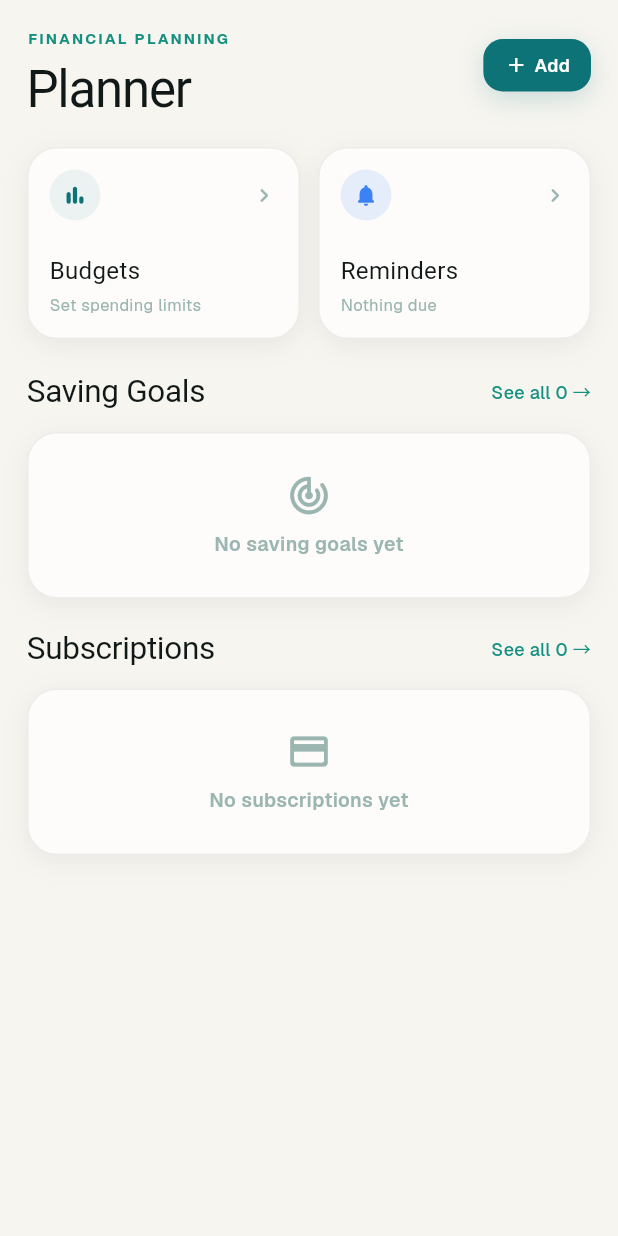
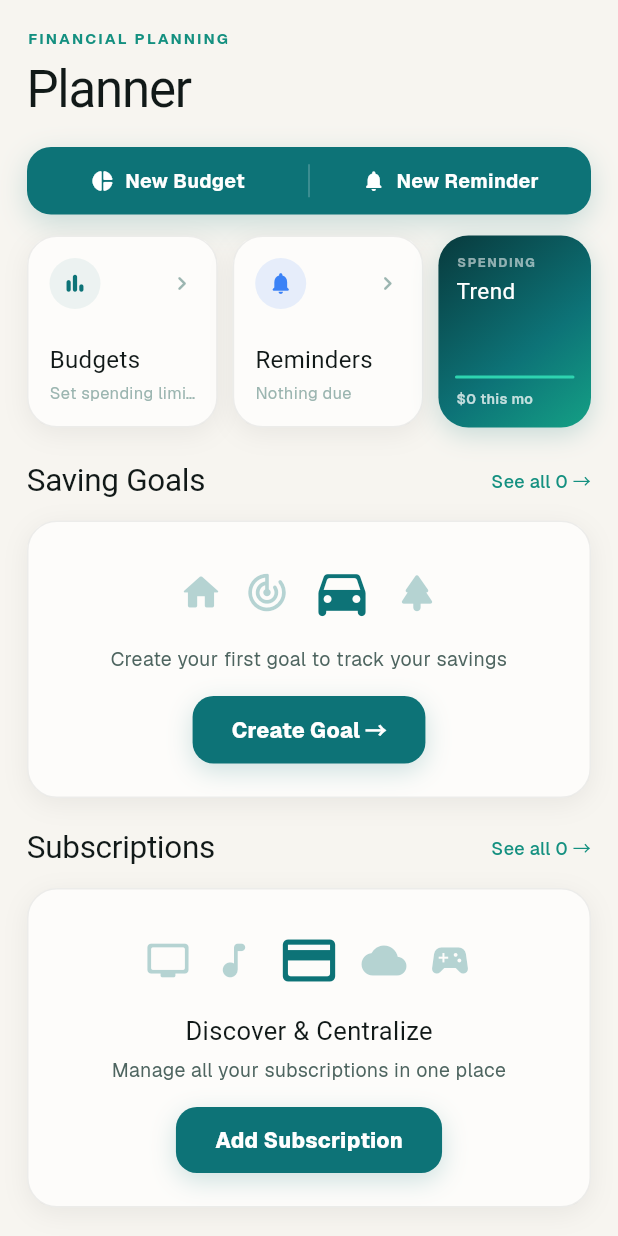
Before and after one commit to Mighiana/SplitSmart, a Flutter app: the PlannerScreen screen opened directly, on a phone screen of 412 x 824 dp. Run offline on Flutter 3.47's test engine with Material 3 defaults, Android fonts, the phone set to English and light mode, and no system bars; drawn by our look-alikes of flutter_animate; our stand-ins replace cloud_firestore, cloud_functions, confetti, file_picker, firebase_analytics, firebase_auth and 20 more; missing offline and left inert: app_settings, firebase_app_check, mobile_scanner; accounts and stored records are empty; Roboto replaces fonts that are missing (Gloock).

Commit message:
Planner: quick-action bar, 3-tile bento with trend sparkline, illustrated empty states
Implements the owner's mockup (in app design tokens, nav untouched):
- Full-width teal quick-action pill under the header: New Budget | New Reminder
  (replaces the small "+ Add" sheet button; goals/subs keep their section CTAs)
- Bento row is now 3 tiles: Budgets (top-budget progress RING), Reminders
  (overdue chip + next due), and a dark Spending Trend tile with a 6-month
  sparkline (custom painter) that opens the full charts screen
- Illustrated empty states: Saving Goals (home/target/car/park icon row +
  "Create Goal" CTA) and Subscriptions ("Discover & Centralize" + icon cluster
  + "Add Subscription" CTA)
- Removed now-dead _showAddSheet/_addOption/_progressBar/_emptyTile

flutter analyze clean, 67 tests pass.

Co-Authored-By: Claude Fable 5 <noreply@anthropic.com>

```diff
--- a/lib/screens/planner_screen.dart
+++ b/lib/screens/planner_screen.dart
@@ -10,6 +10,8 @@ import 'reminders_screen.dart';
 import 'subscriptions_screen.dart';
 import 'saving_goals_screen.dart';
 import 'budget_screen.dart';
+import 'new_budget_screen.dart';
+import 'personal_charts_screen.dart';
 
 class PlannerScreen extends StatelessWidget {
   const PlannerScreen({super.key});
@@ -78,6 +80,19 @@ class PlannerScreen extends StatelessWidget {
     final reminders = state.reminders;
     final budgets = state.budgets;
 
+    // Mini spending trend (last 6 months, dominant currency) for the bento
+    // performance tile.
+    final trendCur = state.homeCurrency ??
+        (state.wallets.keys.isNotEmpty ? state.wallets.keys.first : 'USD');
+    final trendVals = List<double>.filled(6, 0);
+    for (final t in state.allTransactionsWithGroupShares) {
+      if (t.type.toLowerCase() != 'expense' || t.currency != trendCur) continue;
+      final d = t.rawDate;
+      if (d == null) continue;
+      final diff = (now.year - d.year) * 12 + (now.month - d.month);
+      if (diff >= 0 && diff < 6) trendVals[5 - diff] += t.amount;
+    }
+
     // Monthly subscription cost — dominant currency.
     final monthlyCosts = state.subscriptionMonthlyCostByCurrency;
     final subsPrimary = monthlyCosts.entries.isEmpty
@@ -104,7 +119,12 @@ class PlannerScreen extends StatelessWidget {
                 .animate()
                 .fade(duration: 280.ms)
                 .slideY(begin: -0.12, end: 0, curve: Curves.easeOutBack),
-            _bentoRow(context, state, budgets, upcoming, overdue.length)
+            _quickActions(context)
+                .animate(delay: 40.ms)
+                .fade(duration: 320.ms)
+                .slideY(begin: 0.08, end: 0, curve: Curves.easeOutCubic),
+            _bentoRow(context, state, budgets, upcoming, overdue.length,
+                    trendVals, trendCur)
                 .animate(delay: 80.ms)
                 .fade(duration: 340.ms)
                 .slideY(begin: 0.10, end: 0, curve: Curves.easeOutCubic),
@@ -123,18 +143,85 @@ class PlannerScreen extends StatelessWidget {
   }
 
   // ─── Bento tiles: Budgets + Reminders ────────────────────────────────────
-  Widget _bentoRow(BuildContext context, AppState state, List<Budget> budgets,
-      List<ReminderData> upcoming, int overdueCount) {
+  Widget _bentoRow(
+      BuildContext context,
+      AppState state,
+      List<Budget> budgets,
+      List<ReminderData> upcoming,
+      int overdueCount,
+      List<double> trendVals,
+      String trendCur) {
     return Padding(
       padding: const EdgeInsets.fromLTRB(18, 0, 18, 20),
       child: Row(
         crossAxisAlignment: CrossAxisAlignment.start,
         children: [
-          Expanded(child: _budgetBentoTile(context, state, budgets)),
-          const SizedBox(width: 12),
+          Expanded(flex: 5, child: _budgetBentoTile(context, state, budgets)),
+          const SizedBox(width: 10),
           Expanded(
+              flex: 5,
               child: _reminderBentoTile(context, upcoming, overdueCount)),
+          const SizedBox(width: 10),
+          Expanded(
+              flex: 4, child: _trendTile(context, trendVals, trendCur)),
         ],
+      ),
+    );
+  }
+
+  // Dark "performance" tile — 6-month spending sparkline → full charts screen.
+  Widget _trendTile(
+      BuildContext context, List<double> vals, String cur) {
+    final thisMonth = vals.isEmpty ? 0.0 : vals.last;
+    return GestureDetector(
+      onTap: () {
+        HapticFeedback.lightImpact();
+        Navigator.push(
+            context,
+            MaterialPageRoute(
+                builder: (_) => MoneyChartsScreen(initialCurrency: cur)));
+      },
+      child: Container(
+        height: 128,
+        padding: const EdgeInsets.all(12),
+        decoration: BoxDecoration(
+          gradient: TC.cardGradient(context),
+          borderRadius: BorderRadius.circular(20),
+          boxShadow: [
+            BoxShadow(
+                color: TC.primaryGlow(context),
+                blurRadius: 14,
+                offset: const Offset(0, 5)),
+          ],
+        ),
+        child: Column(
+          crossAxisAlignment: CrossAxisAlignment.start,
+          children: [
+            Text('SPENDING',
+                style: TC.geist(context,
+                    fontSize: 8.5,
+                    fontWeight: FontWeight.w700,
+                    color: Colors.white.withValues(alpha: 0.55),
+                    letterSpacing: 1.1)),
+            const SizedBox(height: 2),
+            Text('Trend',
+                style: TC.gloock(context, fontSize: 15, color: Colors.white)),
+            const Spacer(),
+            SizedBox(
+              height: 34,
+              width: double.infinity,
+              child: CustomPaint(painter: _SparklinePainter(vals)),
+            ),
+            const SizedBox(height: 6),
+            Text('${_sym(cur)}${AppCurrencyUtils.formatAmount(thisMonth, 0)} this mo',
+                maxLines: 1,
+                overflow: TextOverflow.ellipsis,
+                style: TC.geist(context,
+                    fontSize: 9.5,
+                    fontWeight: FontWeight.w600,
+                    color: Colors.white.withValues(alpha: 0.75))),
+          ],
+        ),
       ),
     );
   }
@@ -184,26 +271,33 @@ class PlannerScreen extends StatelessWidget {
                   size: 17, color: TC.primary(context)),
             ),
             const Spacer(),
+            if (top == null)
               Icon(Icons.chevron_right_rounded,
-                size: 18, color: TC.text3(context)),
+                  size: 18, color: TC.text3(context))
+            else
+              SizedBox(
+                width: 32,
+                height: 32,
+                child: CircularProgressIndicator(
+                  value: frac,
+                  strokeWidth: 4.5,
+                  strokeCap: StrokeCap.round,
+                  backgroundColor: TC.bg2(context),
+                  valueColor: AlwaysStoppedAnimation(barColor),
+                ),
+              ),
           ]),
           const Spacer(),
           Text('Budgets',
               style: TC.gloock(context, fontSize: 16, color: TC.text(context))),
           const SizedBox(height: 3),
-          if (top == null)
-            Text('Set spending limits',
-                style: TC.geist(context, fontSize: 11, color: TC.text3(context)))
-          else ...[
           Text(
-                '${budgets.length} ${budgets.length == 1 ? 'budget' : 'budgets'} · ${top.name}',
+              top == null
+                  ? 'Set spending limits'
+                  : '${budgets.length} active · ${(frac * 100).round()}% used',
               maxLines: 1,
               overflow: TextOverflow.ellipsis,
-                style:
-                    TC.geist(context, fontSize: 11, color: TC.text3(context))),
-            const SizedBox(height: 7),
-            _progressBar(context, frac, barColor),
-          ],
+              style: TC.geist(context, fontSize: 11, color: TC.text3(context))),
         ],
       ),
     );
@@ -289,37 +383,66 @@ class PlannerScreen extends StatelessWidget {
               ],
             ),
           ),
-          GestureDetector(
-            onTap: () => _showAddSheet(context),
-            child: Container(
-              margin: const EdgeInsets.only(top: 8),
-              padding:
-                  const EdgeInsets.symmetric(horizontal: 14, vertical: 9),
-              decoration: BoxDecoration(
-                color: TC.primary(context),
-                borderRadius: BorderRadius.circular(13),
-                boxShadow: [
-                  BoxShadow(
-                    color: TC.primaryGlow(context),
-                    blurRadius: 16,
-                    offset: const Offset(0, 5),
-                  ),
         ],
       ),
+    );
+  }
+
+  // ─── Quick actions pill bar ──────────────────────────────────────────────
+  Widget _quickActions(BuildContext context) {
+    Widget action(IconData icon, String label, VoidCallback onTap) {
+      return Expanded(
+        child: GestureDetector(
+          behavior: HitTestBehavior.opaque,
+          onTap: () {
+            HapticFeedback.mediumImpact();
+            onTap();
+          },
+          child: Padding(
+            padding: const EdgeInsets.symmetric(vertical: 13),
             child: Row(
-                mainAxisSize: MainAxisSize.min,
+              mainAxisAlignment: MainAxisAlignment.center,
               children: [
-                  const Icon(Icons.add, color: Colors.white, size: 16),
-                  const SizedBox(width: 4),
-                  Text('Add',
+                Icon(icon, size: 16, color: Colors.white),
+                const SizedBox(width: 7),
+                Text(label,
                     style: TC.geist(context,
-                          fontSize: 12,
-                          fontWeight: FontWeight.w600,
+                        fontSize: 13,
+                        fontWeight: FontWeight.w700,
                         color: Colors.white)),
               ],
             ),
           ),
         ),
+      );
+    }
+
+    return Container(
+      margin: const EdgeInsets.fromLTRB(18, 0, 18, 14),
+      decoration: BoxDecoration(
+        color: TC.primary(context),
+        borderRadius: BorderRadius.circular(16),
+        boxShadow: [
+          BoxShadow(
+              color: TC.primaryGlow(context),
+              blurRadius: 16,
+              offset: const Offset(0, 6)),
+        ],
+      ),
+      child: Row(
+        children: [
+          action(Icons.donut_small_rounded, 'New Budget', () {
+            Navigator.push(context,
+                MaterialPageRoute(builder: (_) => const NewBudgetScreen()));
+          }),
+          Container(
+              width: 1,
+              height: 22,
+              color: Colors.white.withValues(alpha: 0.25)),
+          action(Icons.notifications_rounded, 'New Reminder', () {
+            Navigator.push(context,
+                MaterialPageRoute(builder: (_) => const RemindersScreen()));
+          }),
         ],
       ),
     );
@@ -385,8 +508,18 @@ class PlannerScreen extends StatelessWidget {
           if (goals.isEmpty)
             Padding(
               padding: const EdgeInsets.symmetric(horizontal: 18),
-              child:
-                  _emptyTile(context, '🎯', 'No saving goals yet', openGoals),
+              child: _illustratedEmpty(
+                context,
+                icons: const [
+                  Icons.home_rounded,
+                  Icons.track_changes_rounded,
+                  Icons.directions_car_rounded,
+                  Icons.park_rounded,
+                ],
+                message: 'Create your first goal to track your savings',
+                cta: 'Create Goal →',
+                onTap: openGoals,
+              ),
             )
           else
             SizedBox(
@@ -483,21 +616,6 @@ class PlannerScreen extends StatelessWidget {
     );
   }
 
-  Widget _progressBar(BuildContext context, double frac, Color color) {
-    return ClipRRect(
-      borderRadius: BorderRadius.circular(20),
-      child: Container(
-        height: 6,
-        color: TC.bg2(context),
-        child: FractionallySizedBox(
-          alignment: Alignment.centerLeft,
-          widthFactor: frac.clamp(0.0, 1.0),
-          child: Container(color: color),
-        ),
-      ),
-    );
-  }
-
   // ─── Subscriptions — next renewals ───────────────────────────────────────
   Widget _subsSection(BuildContext context, List<SubscriptionData> subs,
       MapEntry<String, double>? subsPrimary) {
@@ -552,7 +670,20 @@ class PlannerScreen extends StatelessWidget {
             ),
           ),
           if (preview.isEmpty)
-            _emptyTile(context, '💳', 'No subscriptions yet', openSubs)
+            _illustratedEmpty(
+              context,
+              icons: const [
+                Icons.tv_rounded,
+                Icons.music_note_rounded,
+                Icons.credit_card_rounded,
+                Icons.cloud_rounded,
+                Icons.sports_esports_rounded,
+              ],
+              title: 'Discover & Centralize',
+              message: 'Manage all your subscriptions in one place',
+              cta: 'Add Subscription',
+              onTap: openSubs,
+            )
           else
             Container(
               decoration: _cardDeco(context),
@@ -637,103 +768,135 @@ class PlannerScreen extends StatelessWidget {
   }
 
   // ─── Shared atoms ────────────────────────────────────────────────────────
-  Widget _emptyTile(
-      BuildContext context, String emoji, String label, VoidCallback onTap) {
-    return GestureDetector(
+  /// Illustrated empty state: a row of muted icons (the middle one accented),
+  /// optional title, message, and a primary CTA.
+  Widget _illustratedEmpty(
+    BuildContext context, {
+    required List<IconData> icons,
+    String? title,
+    required String message,
+    required String cta,
+    required VoidCallback onTap,
+  }) {
+    final mid = icons.length ~/ 2;
+    return Container(
+      padding: const EdgeInsets.fromLTRB(20, 26, 20, 22),
+      decoration: _cardDeco(context),
+      child: Column(
+        children: [
+          Row(
+            mainAxisAlignment: MainAxisAlignment.center,
+            crossAxisAlignment: CrossAxisAlignment.center,
+            children: [
+              for (var i = 0; i < icons.length; i++) ...[
+                if (i > 0) const SizedBox(width: 14),
+                Icon(
+                  icons[i],
+                  size: i == mid ? 42 : 30,
+                  color: i == mid
+                      ? TC.primary(context)
+                      : TC.primary(context).withValues(alpha: 0.30),
+                ),
+              ],
+            ],
+          ),
+          const SizedBox(height: 14),
+          if (title != null) ...[
+            Text(title,
+                style:
+                    TC.gloock(context, fontSize: 17, color: TC.text(context))),
+            const SizedBox(height: 4),
+          ],
+          Text(message,
+              textAlign: TextAlign.center,
+              style: TC.geist(context,
+                  fontSize: 13, color: TC.text2(context), height: 1.4)),
+          const SizedBox(height: 16),
+          GestureDetector(
             onTap: () {
-        HapticFeedback.lightImpact();
+              HapticFeedback.mediumImpact();
               onTap();
             },
             child: Container(
-        padding: const EdgeInsets.symmetric(vertical: 26),
-        decoration: _cardDeco(context),
-        child: Column(
-          children: [
-            Icon(iconForEmoji(emoji), size: 30, color: TC.text3(context)),
-            const SizedBox(height: 8),
-            Text(label,
-                style: TC.geist(context,
-                    fontSize: 13,
-                    fontWeight: FontWeight.w600,
-                    color: TC.text3(context))),
+              padding:
+                  const EdgeInsets.symmetric(horizontal: 26, vertical: 12),
+              decoration: BoxDecoration(
+                color: TC.primary(context),
+                borderRadius: BorderRadius.circular(14),
+                boxShadow: [
+                  BoxShadow(
+                      color: TC.primaryGlow(context),
+                      blurRadius: 14,
+                      offset: const Offset(0, 5)),
                 ],
               ),
+              child: Text(cta,
+                  style: const TextStyle(
+                      color: Colors.white,
+                      fontSize: 14,
+                      fontWeight: FontWeight.w800)),
+            ),
+          ),
+        ],
       ),
     );
   }
 
-  // ─── "+ Add" picker ──────────────────────────────────────────────────────
-  void _showAddSheet(BuildContext context) {
-    HapticFeedback.mediumImpact();
-    showModalBottomSheet(
-      context: context,
-      backgroundColor: TC.surface(context),
-      shape: const RoundedRectangleBorder(
-          borderRadius: BorderRadius.vertical(top: Radius.circular(24))),
-      builder: (sheetCtx) => SafeArea(
-        child: Padding(
-          padding: const EdgeInsets.fromLTRB(18, 18, 18, 24),
-          child: Column(
-            mainAxisSize: MainAxisSize.min,
-            crossAxisAlignment: CrossAxisAlignment.stretch,
-            children: [
-              Container(
-                width: 40,
-                height: 4,
-                margin: const EdgeInsets.only(bottom: 18),
-                decoration: BoxDecoration(
-                  color: TC.border(context),
-                  borderRadius: BorderRadius.circular(20),
-                ),
-              ),
-              Text('Add to Planner',
-                  style: TC.gloock(context, fontSize: 20)),
-              const SizedBox(height: 16),
-              _addOption(context, sheetCtx, '🎯', 'New Saving Goal',
-                  () => const SavingGoalsScreen()),
-              const SizedBox(height: 10),
-              _addOption(context, sheetCtx, '🔄', 'New Subscription',
-                  () => const SubscriptionsScreen()),
-              const SizedBox(height: 10),
-              _addOption(context, sheetCtx, '🔔', 'New Reminder',
-                  () => const RemindersScreen()),
+}
+
+// ─── Mini sparkline for the bento trend tile ─────────────────────────────────
+class _SparklinePainter extends CustomPainter {
+  final List<double> values;
+  _SparklinePainter(this.values);
+
+  @override
+  void paint(Canvas canvas, Size size) {
+    if (values.length < 2) return;
+    final maxV = values.reduce((a, b) => a > b ? a : b);
+    final span = maxV <= 0 ? 1.0 : maxV;
+    final dx = size.width / (values.length - 1);
+
+    Offset pt(int i) => Offset(
+        i * dx,
+        size.height - (values[i] / span).clamp(0.0, 1.0) * size.height * 0.9 -
+            size.height * 0.05);
+
+    final path = Path()..moveTo(pt(0).dx, pt(0).dy);
+    for (var i = 1; i < values.length; i++) {
+      final p0 = pt(i - 1), p1 = pt(i);
+      final mid = Offset((p0.dx + p1.dx) / 2, (p0.dy + p1.dy) / 2);
+      path.quadraticBezierTo(p0.dx, p0.dy, mid.dx, mid.dy);
+      if (i == values.length - 1) path.lineTo(p1.dx, p1.dy);
+    }
+
+    // Soft fill under the line.
+    final fill = Path.from(path)
+      ..lineTo(size.width, size.height)
+      ..lineTo(0, size.height)
+      ..close();
+    canvas.drawPath(
+      fill,
+      Paint()
+        ..shader = LinearGradient(
+          begin: Alignment.topCenter,
+          end: Alignment.bottomCenter,
+          colors: [
+            const Color(0xFF2ED4B0).withValues(alpha: 0.30),
+            const Color(0xFF2ED4B0).withValues(alpha: 0.0),
           ],
-          ),
-        ),
-      ),
+        ).createShader(Offset.zero & size),
+    );
+
+    canvas.drawPath(
+      path,
+      Paint()
+        ..color = const Color(0xFF2ED4B0)
+        ..style = PaintingStyle.stroke
+        ..strokeWidth = 2
+        ..strokeCap = StrokeCap.round,
     );
   }
 
-  Widget _addOption(BuildContext context, BuildContext sheetCtx, String emoji,
-      String label, Widget Function() builder) {
-    return GestureDetector(
-      onTap: () {
-        HapticFeedback.lightImpact();
-        Navigator.pop(sheetCtx);
-        Navigator.push(
-            context, MaterialPageRoute(builder: (_) => builder()));
-      },
-      child: Container(
-        padding: const EdgeInsets.symmetric(horizontal: 16, vertical: 15),
-        decoration: BoxDecoration(
-          color: TC.card2(context),
-          borderRadius: BorderRadius.circular(16),
-          border: Border.all(color: TC.border(context)),
-        ),
-        child: Row(
-          children: [
-            Icon(iconForEmoji(emoji), size: 22, color: TC.primary(context)),
-            const SizedBox(width: 14),
-            Expanded(
-              child: Text(label,
-                  style: TC.geist(context,
-                      fontSize: 15, fontWeight: FontWeight.w600)),
-            ),
-            Icon(Icons.chevron_right_rounded,
-                color: TC.text3(context), size: 22),
-          ],
-        ),
-      ),
-    );
+  @override
+  bool shouldRepaint(_SparklinePainter old) => old.values != values;
 }
-}
```
Lines whose indentation alone changed are shown as unchanged.
